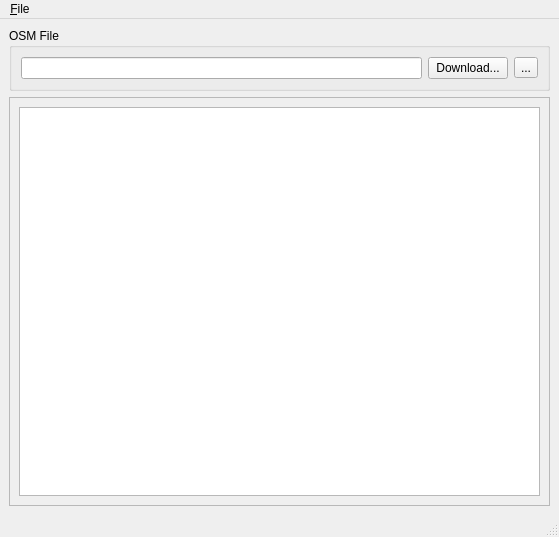
Old version of the form ui/mainwindow.ui in the repository Rollmops/OSM2P3D.
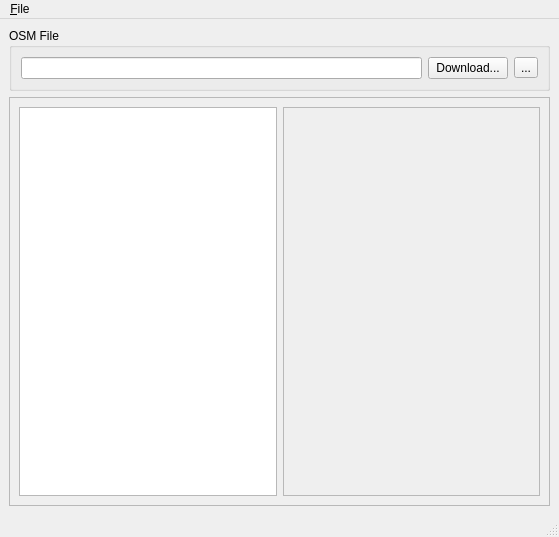
New version of the form.

The edit to the form file:
```diff
--- a/ui/mainwindow.ui
+++ b/ui/mainwindow.ui
@@ -69,7 +69,24 @@
         </property>
         <layout class="QGridLayout" name="gridLayout_2">
          <item row="1" column="0">
-          <widget class="QTreeView" name="osmResourceTreeView"/>
+          <widget class="QTreeView" name="osmResourceTreeView">
+           <property name="sizePolicy">
+            <sizepolicy hsizetype="Minimum" vsizetype="Expanding">
+             <horstretch>0</horstretch>
+             <verstretch>0</verstretch>
+            </sizepolicy>
+           </property>
+          </widget>
+         </item>
+         <item row="1" column="1">
+          <widget class="QFrame" name="frame_2">
+           <property name="frameShape">
+            <enum>QFrame::StyledPanel</enum>
+           </property>
+           <property name="frameShadow">
+            <enum>QFrame::Raised</enum>
+           </property>
+          </widget>
          </item>
         </layout>
        </widget>
```
